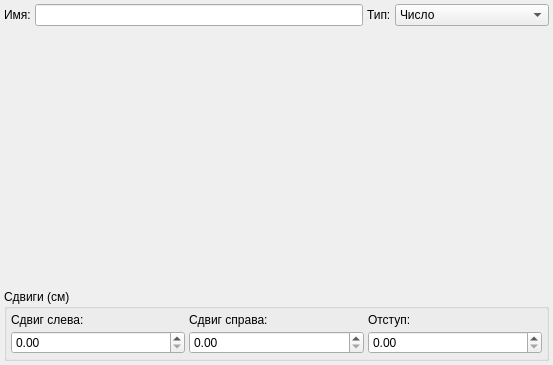
Above: src/main/columneditdialog.ui from Gris87/ProtocolCreator before the change. Below: the same form after it.
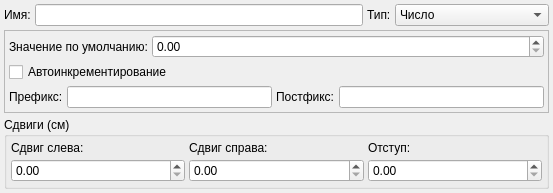
That is the form after the change.

Commit message: Integer page

The edit to the form file:
```diff
--- a/src/main/columneditdialog.ui
+++ b/src/main/columneditdialog.ui
@@ -7,7 +7,7 @@
     <x>0</x>
     <y>0</y>
     <width>553</width>
-    <height>365</height>
+    <height>189</height>
    </rect>
   </property>
   <property name="windowTitle">
@@ -98,7 +98,82 @@
     </layout>
    </item>
    <item>
-    <widget class="QStackedWidget" name="typeStackedWidget"/>
+    <widget class="QStackedWidget" name="typeStackedWidget">
+     <property name="frameShape">
+      <enum>QFrame::StyledPanel</enum>
+     </property>
+     <property name="frameShadow">
+      <enum>QFrame::Plain</enum>
+     </property>
+     <widget class="QWidget" name="page">
+      <layout class="QVBoxLayout" name="verticalLayout_2">
+       <property name="spacing">
+        <number>4</number>
+       </property>
+       <property name="margin">
+        <number>4</number>
+       </property>
+       <item>
+        <layout class="QHBoxLayout" name="horizontalLayout_2">
+         <property name="spacing">
+          <number>4</number>
+         </property>
+         <item>
+          <widget class="QLabel" name="integerDefaultLabel">
+           <property name="text">
+            <string>Значение по умолчанию:</string>
+           </property>
+          </widget>
+         </item>
+         <item>
+          <widget class="QDoubleSpinBox" name="integerDefaultSpinBox">
+           <property name="sizePolicy">
+            <sizepolicy hsizetype="MinimumExpanding" vsizetype="Fixed">
+             <horstretch>0</horstretch>
+             <verstretch>0</verstretch>
+            </sizepolicy>
+           </property>
+          </widget>
+         </item>
+        </layout>
+       </item>
+       <item>
+        <widget class="QCheckBox" name="integerAutoIncrementCheckBox">
+         <property name="text">
+          <string>Автоинкрементирование</string>
+         </property>
+        </widget>
+       </item>
+       <item>
+        <layout class="QHBoxLayout" name="horizontalLayout_3">
+         <property name="spacing">
+          <number>4</number>
+         </property>
+         <item>
+          <widget class="QLabel" name="integerPrefixLabel">
+           <property name="text">
+            <string>Префикс:</string>
+           </property>
+          </widget>
+         </item>
+         <item>
+          <widget class="QLineEdit" name="integerPrefixEdit"/>
+         </item>
+         <item>
+          <widget class="QLabel" name="integerPostfixLabel">
+           <property name="text">
+            <string>Постфикс:</string>
+           </property>
+          </widget>
+         </item>
+         <item>
+          <widget class="QLineEdit" name="integerPostfixEdit"/>
+         </item>
+        </layout>
+       </item>
+      </layout>
+     </widget>
+    </widget>
    </item>
    <item>
     <widget class="QGroupBox" name="offsetGroupBox">
```
The commit also changes 4 other files.
